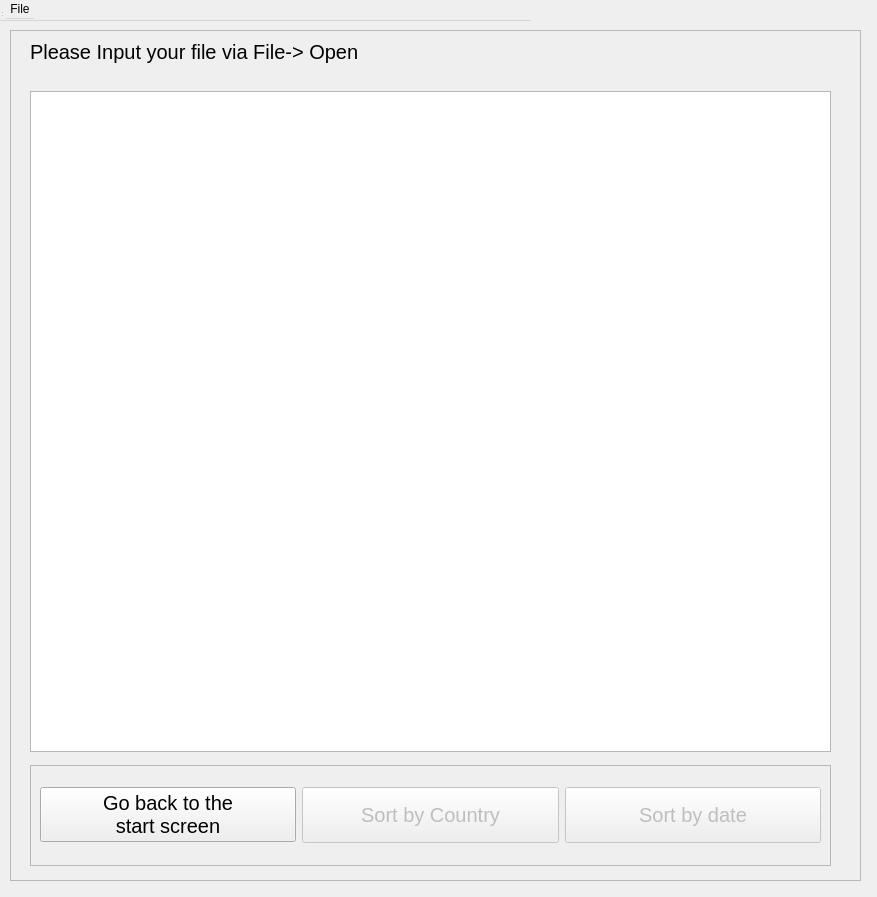
The window that test_mult_window/windowOutput.ui (tony-the-cony/dsba-itop2021-hw1) describes before a commit, drawn with Qt 5.
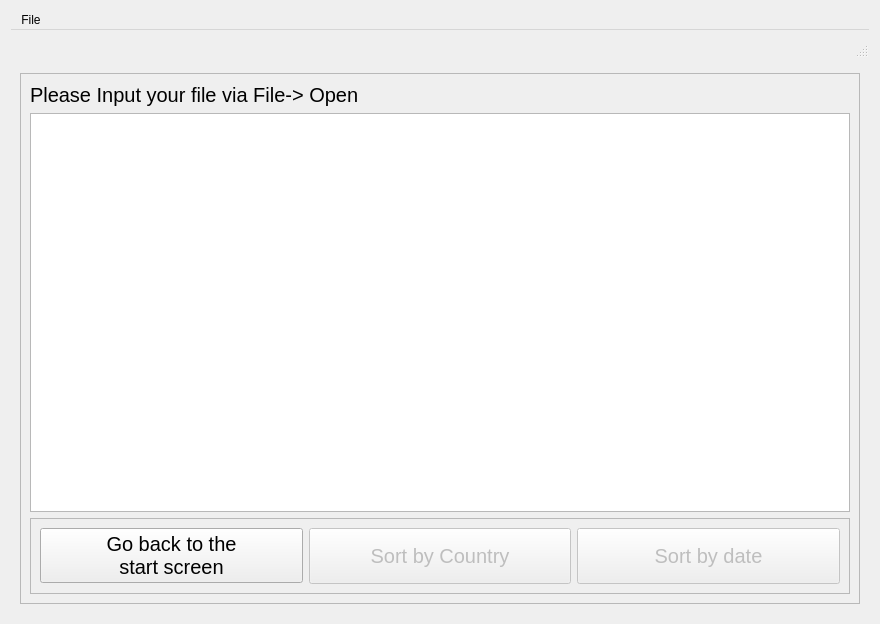
The same window after the commit. Custom widgets are drawn as their Qt base class.

```diff
--- a/test_mult_window/windowOutput.ui
+++ b/test_mult_window/windowOutput.ui
@@ -6,24 +6,32 @@
    <rect>
     <x>0</x>
     <y>0</y>
-    <width>877</width>
-    <height>897</height>
+    <width>880</width>
+    <height>624</height>
    </rect>
   </property>
   <property name="windowTitle">
    <string>windowOutput</string>
   </property>
-  <widget class="QWidget" name="centralwidget" native="true">
-   <property name="geometry">
-    <rect>
-     <x>10</x>
-     <y>30</y>
-     <width>851</width>
-     <height>851</height>
-    </rect>
-   </property>
    <layout class="QVBoxLayout" name="verticalLayout">
     <item>
+    <widget class="QMenuBar" name="menubar">
+     <widget class="QMenu" name="menuFile">
+      <property name="title">
+       <string>File</string>
+      </property>
+      <addaction name="actionOpen"/>
+     </widget>
+     <addaction name="menuFile"/>
+    </widget>
+   </item>
+   <item>
+    <widget class="QStatusBar" name="statusbar"/>
+   </item>
+   <item>
+    <widget class="QWidget" name="centralwidget" native="true">
+     <layout class="QHBoxLayout" name="horizontalLayout_2">
+      <item>
      <widget class="QFrame" name="frame_2">
       <property name="frameShape">
        <enum>QFrame::StyledPanel</enum>
@@ -31,23 +39,32 @@
       <property name="frameShadow">
        <enum>QFrame::Raised</enum>
       </property>
+        <layout class="QVBoxLayout" name="verticalLayout_2">
+         <item>
+          <widget class="QLabel" name="label">
+           <property name="font">
+            <font>
+             <pointsize>15</pointsize>
+            </font>
+           </property>
+           <property name="text">
+            <string>Please Input your file via File-&gt; Open</string>
+           </property>
+          </widget>
+         </item>
+         <item>
+          <widget class="QTableView" name="tableView"/>
+         </item>
+         <item>
       <widget class="QFrame" name="frame">
-       <property name="geometry">
-        <rect>
-         <x>20</x>
-         <y>735</y>
-         <width>801</width>
-         <height>101</height>
-        </rect>
-       </property>
        <property name="frameShape">
         <enum>QFrame::StyledPanel</enum>
        </property>
        <property name="frameShadow">
         <enum>QFrame::Raised</enum>
        </property>
-       <layout class="QGridLayout" name="gridLayout">
-        <item row="0" column="0">
+           <layout class="QHBoxLayout" name="horizontalLayout">
+            <item>
          <widget class="QPushButton" name="pushButton3">
           <property name="font">
            <font>
@@ -63,7 +80,7 @@
           </property>
          </widget>
         </item>
-        <item row="0" column="1">
+            <item>
          <widget class="QPushButton" name="pushButtonSortCountry">
           <property name="enabled">
            <bool>false</bool>
@@ -87,7 +104,7 @@
           </property>
          </widget>
         </item>
-        <item row="0" column="2">
+            <item>
          <widget class="QPushButton" name="pushButtonSortDate">
           <property name="enabled">
            <bool>false</bool>
@@ -113,65 +130,14 @@
         </item>
        </layout>
       </widget>
-      <widget class="QTableView" name="tableView">
-       <property name="geometry">
-        <rect>
-         <x>20</x>
-         <y>61</y>
-         <width>801</width>
-         <height>661</height>
-        </rect>
-       </property>
-      </widget>
-      <widget class="QLabel" name="label">
-       <property name="geometry">
-        <rect>
-         <x>20</x>
-         <y>10</y>
-         <width>333</width>
-         <height>24</height>
-        </rect>
-       </property>
-       <property name="font">
-        <font>
-         <pointsize>15</pointsize>
-        </font>
-       </property>
-       <property name="text">
-        <string>Please Input your file via File-&gt; Open</string>
-       </property>
-      </widget>
-     </widget>
+         </item>
+        </layout>
+       </widget>
     </item>
    </layout>
   </widget>
-  <widget class="QMenuBar" name="menubar">
-   <property name="geometry">
-    <rect>
-     <x>0</x>
-     <y>0</y>
-     <width>531</width>
-     <height>21</height>
-    </rect>
-   </property>
-   <widget class="QMenu" name="menuFile">
-    <property name="title">
-     <string>File</string>
-    </property>
-    <addaction name="actionOpen"/>
-   </widget>
-   <addaction name="menuFile"/>
-  </widget>
-  <widget class="QStatusBar" name="statusbar">
-   <property name="geometry">
-    <rect>
-     <x>0</x>
-     <y>0</y>
-     <width>3</width>
-     <height>18</height>
-    </rect>
-   </property>
-  </widget>
+   </item>
+  </layout>
   <action name="actionOpen">
    <property name="text">
     <string>Open</string>
```
Lines whose indentation alone changed are shown as unchanged.
